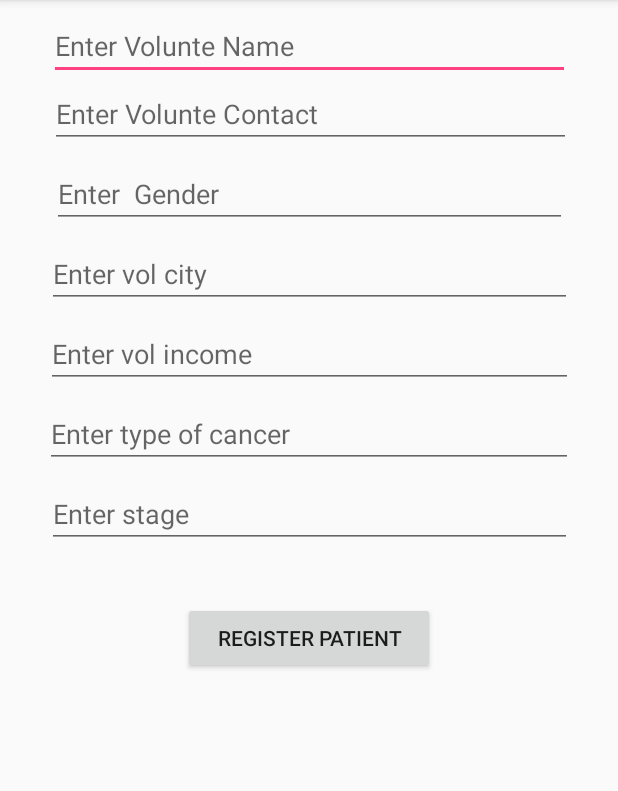
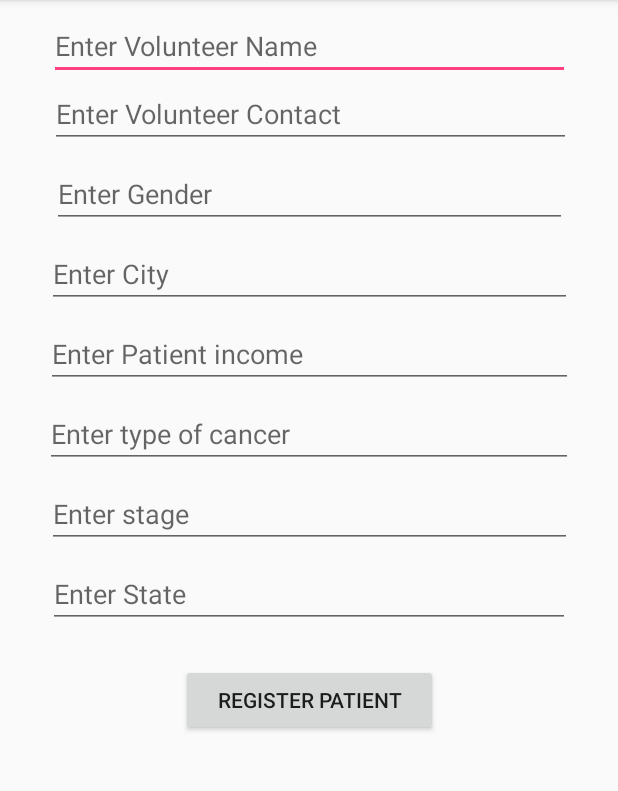
Before and after one commit to Mumbai18/team-15, an Android app: the screen it shows after launch (MainActivity), on a phone screen of 412 x 824 dp, the part 84-875 px from its top. Run offline under Robolectric (Android 15) with nearby library versions, the phone set to English and light mode, and no system bars; our stand-ins replace Firebase (no records; nobody signed in at launch, a user with empty details on screens opened directly).

Commit message:
Patient_Registration_Complete

```diff
--- a/vcare/app/build.gradle
+++ b/vcare/app/build.gradle
@@ -9,6 +9,8 @@ android {
         versionCode 1
         versionName "1.0"
         testInstrumentationRunner "android.support.test.runner.AndroidJUnitRunner"
+        multiDexEnabled true
+
     }
     buildTypes {
         release {
@@ -22,7 +24,11 @@ dependencies {
     implementation fileTree(dir: 'libs', include: ['*.jar'])
     implementation 'com.android.support:appcompat-v7:26.1.0'
     implementation 'com.android.support.constraint:constraint-layout:1.1.2'
+    implementation 'com.google.firebase:firebase-core:16.0.0'
     testImplementation 'junit:junit:4.12'
     androidTestImplementation 'com.android.support.test:runner:1.0.2'
     androidTestImplementation 'com.android.support.test.espresso:espresso-core:3.0.2'
+    implementation 'com.google.firebase:firebase-firestore:17.0.3'
+
 }
+apply plugin: 'com.google.gms.google-services'
--- a/vcare/app/src/main/AndroidManifest.xml
+++ b/vcare/app/src/main/AndroidManifest.xml
@@ -1,7 +1,7 @@
 <?xml version="1.0" encoding="utf-8"?>
 <manifest xmlns:android="http://schemas.android.com/apk/res/android"
     package="com.example.vcare">
-
+    <uses-permission android:name="android.permission.INTERNET"/>
     <application
         android:allowBackup="true"
         android:icon="@mipmap/ic_launcher"
--- a/vcare/app/src/main/res/layout/activity_main.xml
+++ b/vcare/app/src/main/res/layout/activity_main.xml
@@ -17,7 +17,7 @@
         android:layout_marginStart="8dp"
         android:layout_marginTop="8dp"
         android:ems="10"
-        android:hint="Enter Volunte Name"
+        android:hint="Enter Volunteer Name"
         android:inputType="textPersonName"
         app:layout_constraintEnd_toEndOf="parent"
         app:layout_constraintStart_toStartOf="parent"
@@ -32,7 +32,7 @@
         android:layout_marginRight="8dp"
         android:layout_marginStart="8dp"
         android:ems="10"
-        android:hint="Enter Volunte Contact"
+        android:hint="Enter Volunteer Contact"
         android:inputType="textPersonName"
         app:layout_constraintEnd_toEndOf="parent"
         app:layout_constraintHorizontal_bias="0.523"
@@ -49,7 +49,7 @@
         android:layout_marginStart="8dp"
         android:layout_marginTop="8dp"
         android:ems="10"
-        android:hint="Enter  Gender"
+        android:hint="Enter Gender"
         android:inputType="textPersonName"
         app:layout_constraintEnd_toEndOf="parent"
         app:layout_constraintStart_toStartOf="parent"
@@ -65,7 +65,7 @@
         android:layout_marginStart="8dp"
         android:layout_marginTop="8dp"
         android:ems="10"
-        android:hint="Enter vol city"
+        android:hint="Enter City"
         android:inputType="textPersonName"
         app:layout_constraintEnd_toEndOf="parent"
         app:layout_constraintStart_toStartOf="parent"
@@ -81,8 +81,8 @@
         android:layout_marginStart="8dp"
         android:layout_marginTop="8dp"
         android:ems="10"
-        android:hint="Enter vol income"
-        android:inputType="textPersonName"
+        android:hint="Enter Patient income"
+        android:inputType="number"
         app:layout_constraintEnd_toEndOf="parent"
         app:layout_constraintStart_toStartOf="parent"
         app:layout_constraintTop_toBottomOf="@+id/patCity" />
@@ -114,21 +114,37 @@
         android:layout_marginTop="8dp"
         android:ems="10"
         android:hint="Enter stage"
-        android:inputType="textPersonName"
+        android:inputType="number"
         app:layout_constraintEnd_toEndOf="parent"
         app:layout_constraintStart_toStartOf="parent"
         app:layout_constraintTop_toBottomOf="@+id/cancerType" />
 
     <Button
         android:id="@+id/regPat"
-        android:layout_width="168dp"
+        android:layout_width="171dp"
         android:layout_height="wrap_content"
         android:layout_marginEnd="8dp"
         android:layout_marginLeft="8dp"
         android:layout_marginRight="8dp"
         android:layout_marginStart="8dp"
-        android:layout_marginTop="36dp"
+        android:layout_marginTop="24dp"
         android:text="Register Patient"
+        app:layout_constraintEnd_toEndOf="parent"
+        app:layout_constraintStart_toStartOf="parent"
+        app:layout_constraintTop_toBottomOf="@+id/state" />
+
+    <EditText
+        android:id="@+id/state"
+        android:layout_width="348dp"
+        android:layout_height="wrap_content"
+        android:layout_marginEnd="8dp"
+        android:layout_marginLeft="8dp"
+        android:layout_marginRight="8dp"
+        android:layout_marginStart="8dp"
+        android:layout_marginTop="8dp"
+        android:ems="10"
+        android:hint="Enter State"
+        android:inputType="textPersonName"
         app:layout_constraintEnd_toEndOf="parent"
         app:layout_constraintStart_toStartOf="parent"
         app:layout_constraintTop_toBottomOf="@+id/stage" />
--- a/vcare/build.gradle
+++ b/vcare/build.gradle
@@ -8,7 +8,7 @@ buildscript {
     }
     dependencies {
         classpath 'com.android.tools.build:gradle:3.1.3'
-
+        classpath 'com.google.gms:google-services:4.0.0'
 
         // NOTE: Do not place your application dependencies here; they belong
         // in the individual module build.gradle files
```
Also changed, not shown: vcare/app/src/main/java/com/example/vcare/MainActivity.java (+122 -2 lines), 1 other file.
